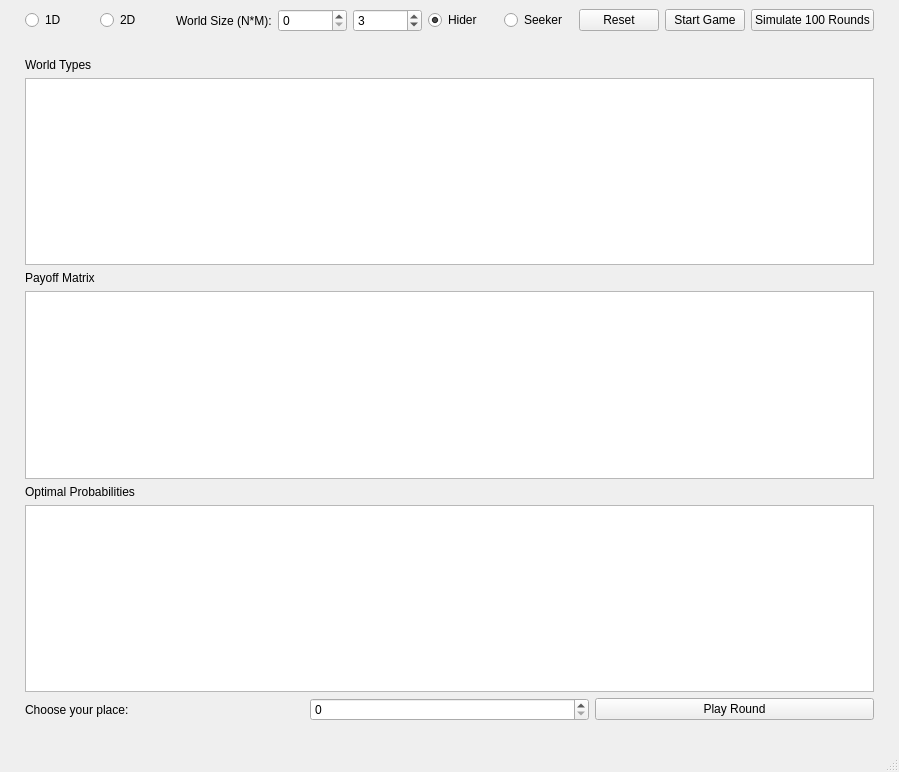
Ziad-Sallam/Hide-and-Seek, file Gui.ui: the form before one commit.
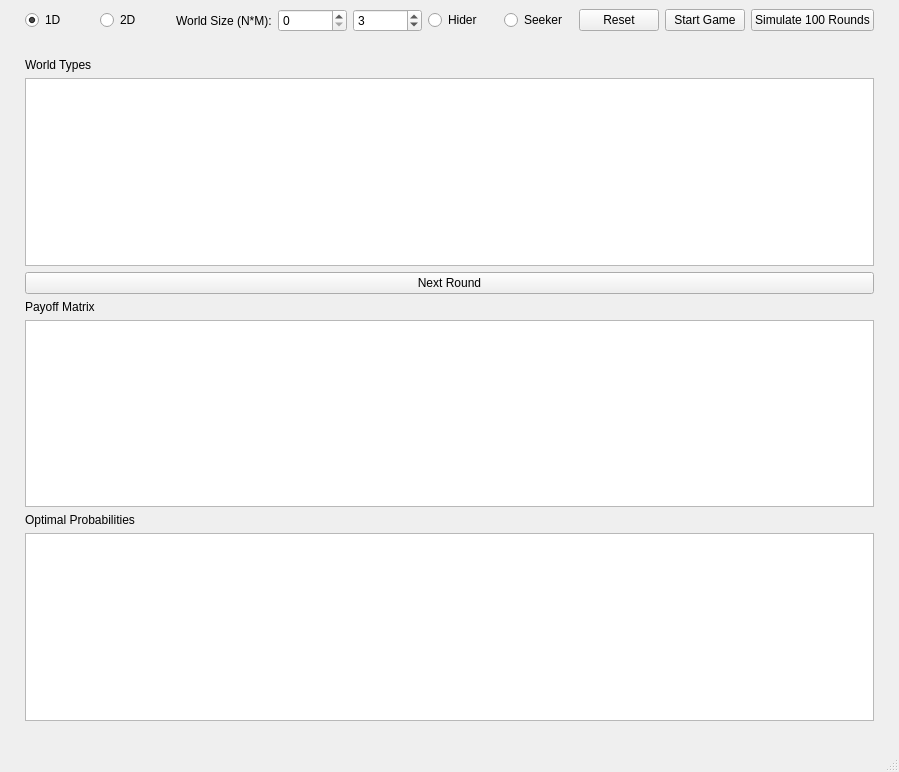
The form after the commit.

What changed in the file:
```diff
--- a/Gui.ui
+++ b/Gui.ui
@@ -40,7 +40,7 @@
            <string>1D</string>
           </property>
           <property name="checked">
-           <bool>false</bool>
+           <bool>true</bool>
           </property>
          </widget>
         </item>
@@ -83,7 +83,7 @@
            <string>Hider</string>
           </property>
           <property name="checked">
-           <bool>true</bool>
+           <bool>false</bool>
           </property>
          </widget>
         </item>
@@ -128,7 +128,14 @@
        </widget>
       </item>
       <item>
-       <widget class="QTableWidget" name="type_table"/>
+       <widget class="QTableWidget" name="place_table"/>
+      </item>
+      <item>
+       <widget class="QPushButton" name="next_round_btn">
+        <property name="text">
+         <string>Next Round</string>
+        </property>
+       </widget>
       </item>
       <item>
        <widget class="QLabel" name="label_matrix">
@@ -151,25 +158,7 @@
        <widget class="QTableWidget" name="prob_table"/>
       </item>
       <item>
-       <layout class="QHBoxLayout" name="playLayout">
-        <item>
-         <widget class="QLabel" name="label_choose_place">
-          <property name="text">
-           <string>Choose your place:</string>
-          </property>
-         </widget>
-        </item>
-        <item>
-         <widget class="QSpinBox" name="place_spin"/>
-        </item>
-        <item>
-         <widget class="QPushButton" name="play_btn">
-          <property name="text">
-           <string>Play Round</string>
-          </property>
-         </widget>
-        </item>
-       </layout>
+       <layout class="QHBoxLayout" name="playLayout"/>
       </item>
      </layout>
     </item>
```
Left out of the diff: 2 changed lines with no effect on the pictures.
